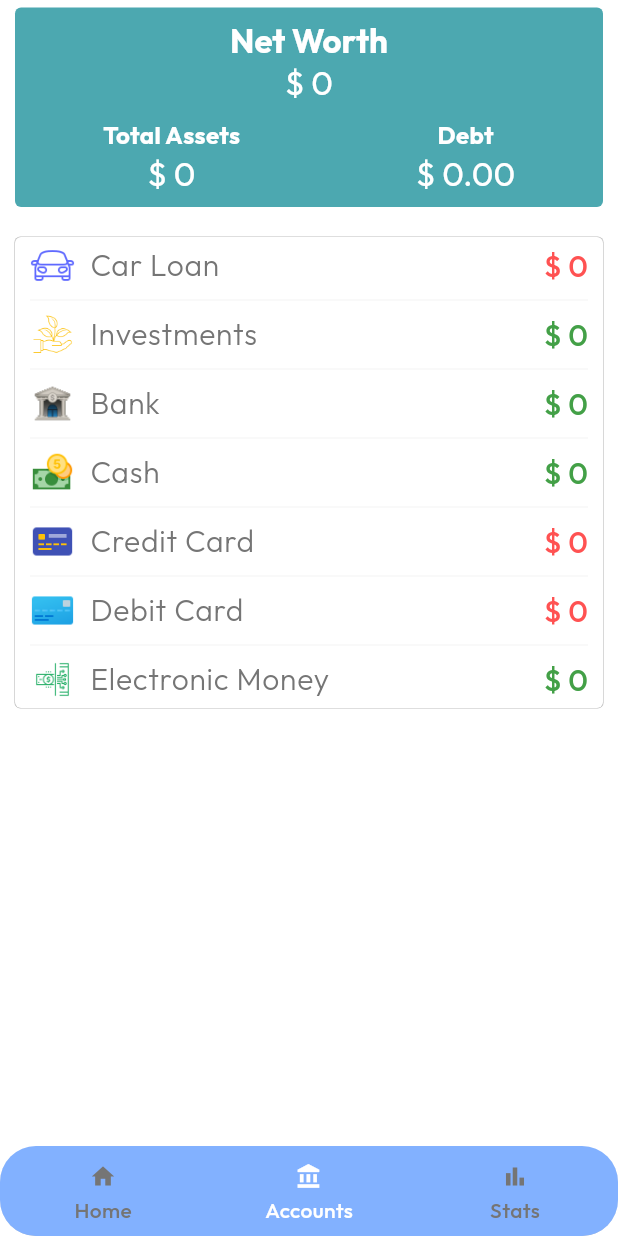
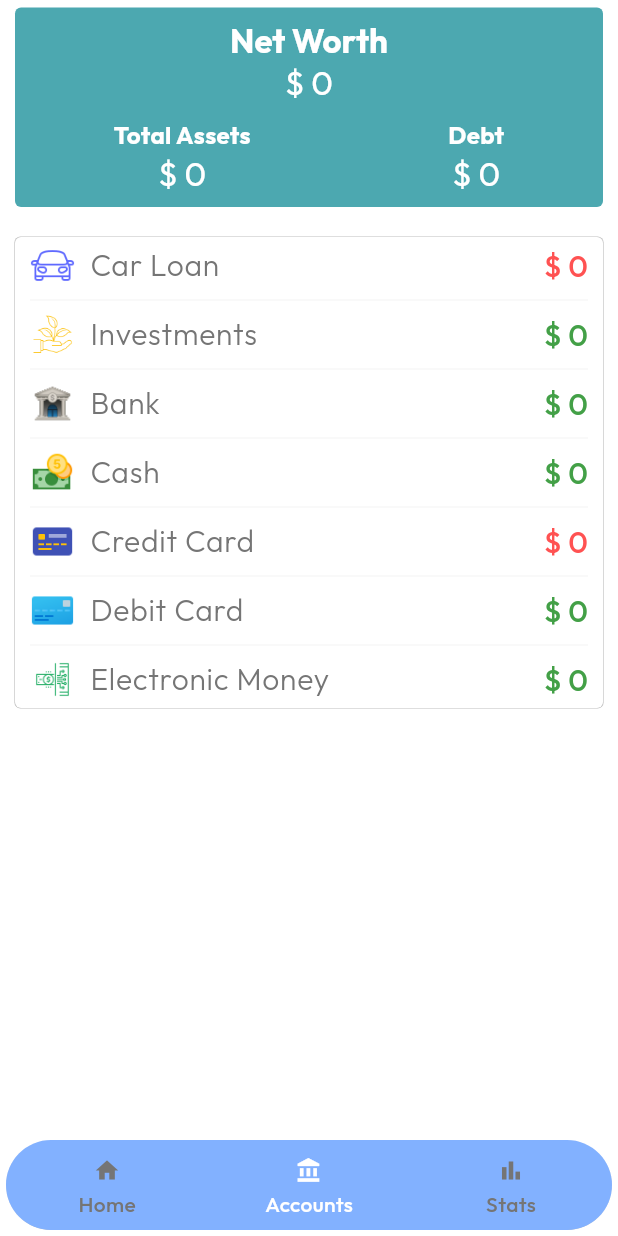
Before and after one commit to DrkDsk/FlutterMoneyManager, a Flutter app: the HomeScreen screen opened directly, swiped to page 2, on a phone screen of 412 x 824 dp. Run offline on Flutter 3.47's test engine with Material 3 defaults, Android fonts, the light colour scheme and no system bars; our stand-ins replace bloc, dartz, equatable, fl_chart, flutter_bloc, flutter_svg and 5 more; accounts and stored records are empty.

Commit message:
feat: constants added to kNegativeSources

```diff
--- a/lib/src/core/constants/transactions_constants.dart
+++ b/lib/src/core/constants/transactions_constants.dart
@@ -58,5 +58,11 @@ const kPositiveTransactionSources = [
   "Cash",
   "Bank",
   "Investments",
-  "Electronic Money"
+  "Electronic Money",
+  "Debit Card"
 ];
+
+const kNegativeTransactionSources = [
+  "Car Loan",
+  "Credit Card",
+];
--- a/lib/src/core/shared/hive/domain/entities/global_balance.dart
+++ b/lib/src/core/shared/hive/domain/entities/global_balance.dart
@@ -5,6 +5,7 @@ class GlobalBalance with EquatableMixin {
   final int expense;
   final int total;
   final int asset;
+  final int debt;
   final Map<String, int> balancesBySource;
 
   const GlobalBalance(
@@ -12,8 +13,10 @@ class GlobalBalance with EquatableMixin {
       required this.expense,
       required this.asset,
       required this.total,
+      required this.debt,
       required this.balancesBySource});
 
   @override
-  List<Object?> get props => [income, expense, asset, total, balancesBySource];
+  List<Object?> get props =>
+      [income, expense, asset, total, debt, balancesBySource];
 }
--- a/lib/src/features/accounts/ui/blocs/account_state.dart
+++ b/lib/src/features/accounts/ui/blocs/account_state.dart
@@ -26,6 +26,7 @@ class AccountState with EquatableMixin {
       expense: 0,
       total: 0,
       asset: 0,
+      debt: 0,
       balancesBySource: {},
     ));
   }
--- a/lib/src/features/accounts/ui/pages/account_page.dart
+++ b/lib/src/features/accounts/ui/pages/account_page.dart
@@ -65,9 +65,9 @@ class _AccountPageState extends State<AccountPage> {
                           title: "Total Assets",
                           value: "\$ ${state.globalBalance.asset}",
                         ),
-                        const InfoBloc(
+                        InfoBloc(
                           title: "Debt",
-                          value: "\$ 0.00",
+                          value: "\$ ${state.globalBalance.debt}",
                         ),
                       ],
                     )
--- a/lib/src/features/accounts/ui/widgets/account_transaction_row.dart
+++ b/lib/src/features/accounts/ui/widgets/account_transaction_row.dart
@@ -1,5 +1,4 @@
 import 'package:flutter/material.dart';
-import 'package:flutter_money_manager/src/core/colors/app_colors.dart';
 
 class AccountTransactionRow extends StatelessWidget {
   const AccountTransactionRow(
--- a/lib/src/features/home/ui/widgets/custom_bottom_app_bar.dart
+++ b/lib/src/features/home/ui/widgets/custom_bottom_app_bar.dart
@@ -15,8 +15,11 @@ class CustomBottomAppBar extends StatelessWidget {
   Widget build(BuildContext context) {
     final theme = Theme.of(context);
 
-    return ClipRRect(
-      borderRadius: BorderRadius.circular(24),
+    return SafeArea(
+      child: Padding(
+        padding: const EdgeInsets.all(4.0),
+        child: ClipRRect(
+          borderRadius: BorderRadius.circular(30),
           child: BottomNavigationBar(
               onTap: onTap,
               currentIndex: pageIndex,
@@ -26,7 +29,8 @@ class CustomBottomAppBar extends StatelessWidget {
                 fontSize: 14,
               ),
               backgroundColor: Colors.blueAccent.shade100,
-          items: items
+              items: items),
+        ),
       ),
     );
   }
```
Also changed, not shown: lib/src/core/shared/hive/data/models/global_balance_hive_model.dart (+10 -5 lines), lib/src/features/transaction/data/datasources/transaction_datasource_impl.dart (+11 -1 lines), lib/src/core/shared/hive/data/models/global_balance_hive_model.g.dart. Lines whose indentation alone changed are shown as unchanged.
